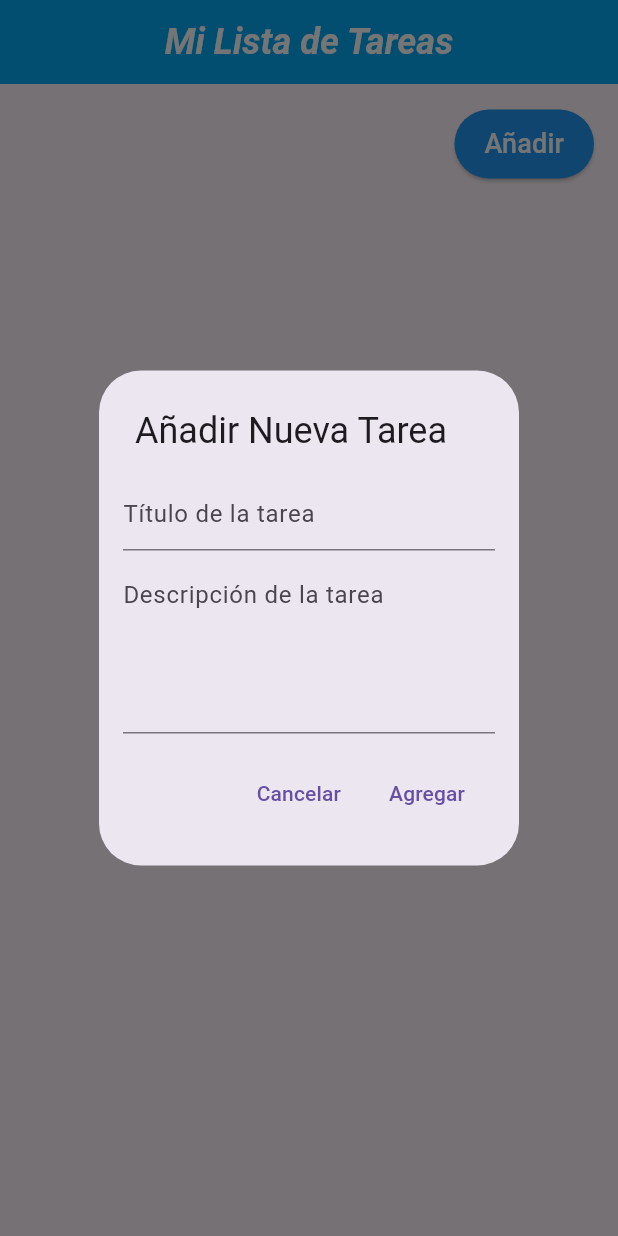
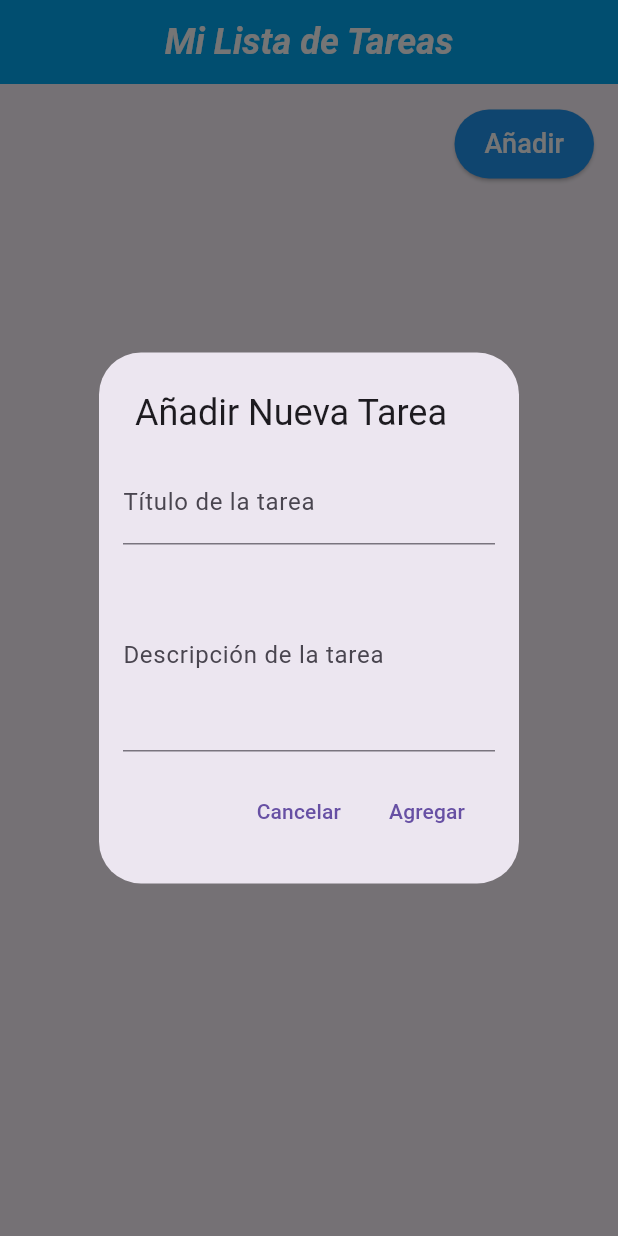
Before and after one commit to Daniel-pinzon/PruebaTecnicaFlutter, a Flutter app: the screen it shows after launch, after a tap on "Añadir", on a phone screen of 412 x 824 dp. Run offline on Flutter 3.47's test engine with Material 3 defaults, Android fonts, the phone set to English and light mode, and no system bars; our stand-ins replace hive, hive_flutter; accounts and stored records are empty.

Commit message:
mensaje de confirmacion de elimninacion de tareas

```diff
--- a/lib/ViewModel/TaskAlert/index.dart
+++ b/lib/ViewModel/TaskAlert/index.dart
@@ -12,37 +12,17 @@ class TaskAlertViewModel extends ChangeNotifier {
   void addTask(String title, String description) {
     final task = Task(title: title, description: description);
     _taskBox.add(task);
-    titleController.clear();
-    taskController.clear();
     notifyListeners();
   }
 
-  void showAddTaskDialog(BuildContext context) {
+  void deleteTask(BuildContext context, int index) {
     showDialog(
       context: context,
       builder: (BuildContext context) {
         return AlertDialog(
-          title: const Text('Añadir Nueva Tarea'),
-          contentPadding: const EdgeInsets.all(16.0), // Add padding around content
-          content: Column(
-            mainAxisSize: MainAxisSize.min,
-            children: [
-              TextField(
-                controller: titleController,
-                decoration: const InputDecoration(hintText: 'Título de la tarea'),
-
-
-              ),
-              const SizedBox(height: 10), // Add spacing between fields
-              TextField(
-                maxLines: 4,
-                controller: taskController,
-                 decoration: const InputDecoration(hintText: 'Descripción de la tarea'),
-              ),
-            ],
-          ),
+          title: const Text('Confirmar Eliminación'),
+          content: const Text('¿Estás seguro de que deseas eliminar esta tarea?'),
           actions: <Widget>[
-             SizedBox(height: 20), // Add some spacing below the text field
             TextButton(
               child: const Text('Cancelar'),
               onPressed: () {
@@ -50,10 +30,74 @@ class TaskAlertViewModel extends ChangeNotifier {
               },
             ),
             TextButton(
-              child: const Text('Agregar'),
+              child: const Text('Eliminar'),
+              onPressed: () {
+                _taskBox.deleteAt(index);
+                notifyListeners();
+                Navigator.of(context).pop();
+              },
+            ),
+          ],
+        );
+      },
+    );
+  }
+
+  void updateTask(int index, String title, String description) {
+    final task = _taskBox.getAt(index);
+    if (task != null) {
+      task.title = title;
+      task.description = description;
+      task.save();
+      notifyListeners();
+    }
+  }
+
+  void showAddTaskDialog(BuildContext context, {Task? task, int? index}) {
+    titleController.text = task?.title ?? '';
+    taskController.text = task?.description ?? '';
+
+    showDialog(
+      context: context,
+      builder: (BuildContext context) {
+        return AlertDialog(
+          title: Text(task == null ? 'Añadir Nueva Tarea' : 'Editar Tarea'),
+          contentPadding: const EdgeInsets.all(16.0),
+          content: Column(
+            mainAxisSize: MainAxisSize.min,
+            children: [
+              TextField(
+                controller: titleController,
+                decoration: const InputDecoration(labelText: 'Título de la tarea'),
+              ),
+              const SizedBox(height: 10),
+              TextField(
+                maxLines: 4,
+                controller: taskController,
+                decoration: const InputDecoration(labelText: 'Descripción de la tarea'),
+              ),
+            ],
+          ),
+          actions: <Widget>[
+            TextButton(
+              child: const Text('Cancelar'),
+              onPressed: () {
+                titleController.clear();
+                taskController.clear();
+                Navigator.of(context).pop();
+              },
+            ),
+            TextButton(
+              child: Text(task == null ? 'Agregar' : 'Guardar'),
               onPressed: () {
                 if (titleController.text.trim().isNotEmpty) {
-                  addTask(titleController.text.trim(), taskController.text.trim());
+                  if (task == null) {
+                    addTask(titleController.text.trim(), taskController.text.trim());
+                  } else {
+                    updateTask(index!, titleController.text.trim(), taskController.text.trim());
+                  }
+                  titleController.clear();
+                  taskController.clear();
                   Navigator.of(context).pop();
                 }
               },
--- a/lib/widgets/pantalla/index.dart
+++ b/lib/widgets/pantalla/index.dart
@@ -65,6 +65,7 @@ class _PantallaHomeState extends State<PantallaHome> {
               child: TablaWidget(
                 title: 'Tareas Pendientes',
                 tasks: _taskViewModel.tasks,
+                viewModel: _taskViewModel,
               ),
             ),
           ],
```
Also changed, not shown: lib/widgets/Tabla/index.dart (+21 -0 lines).
